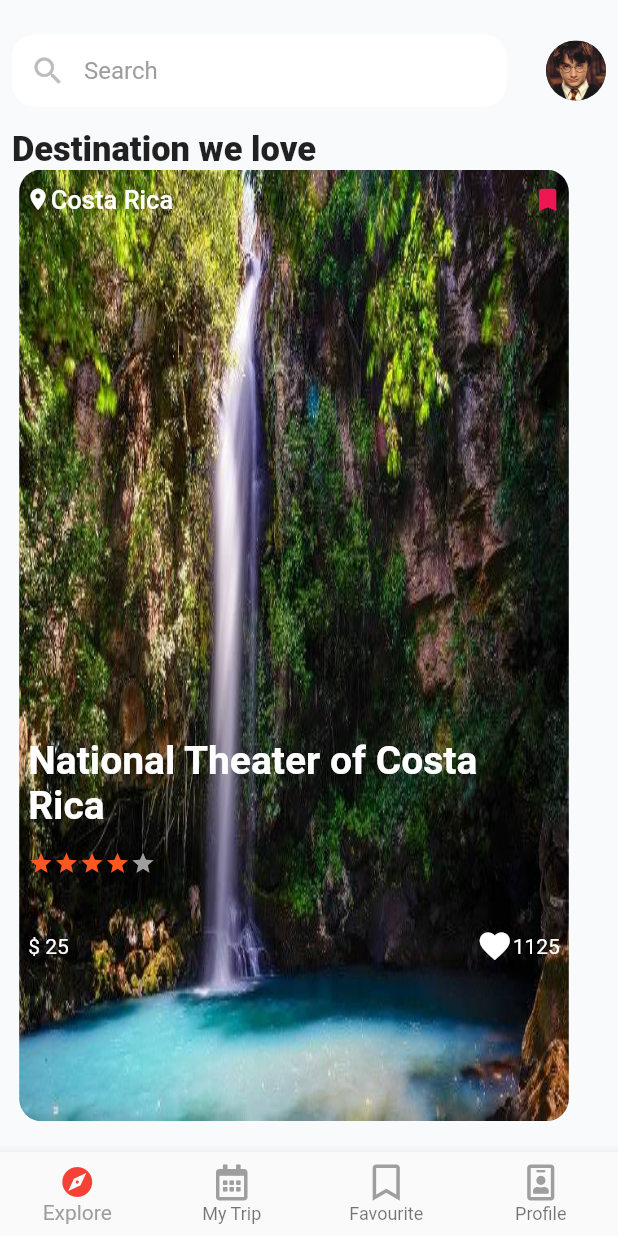
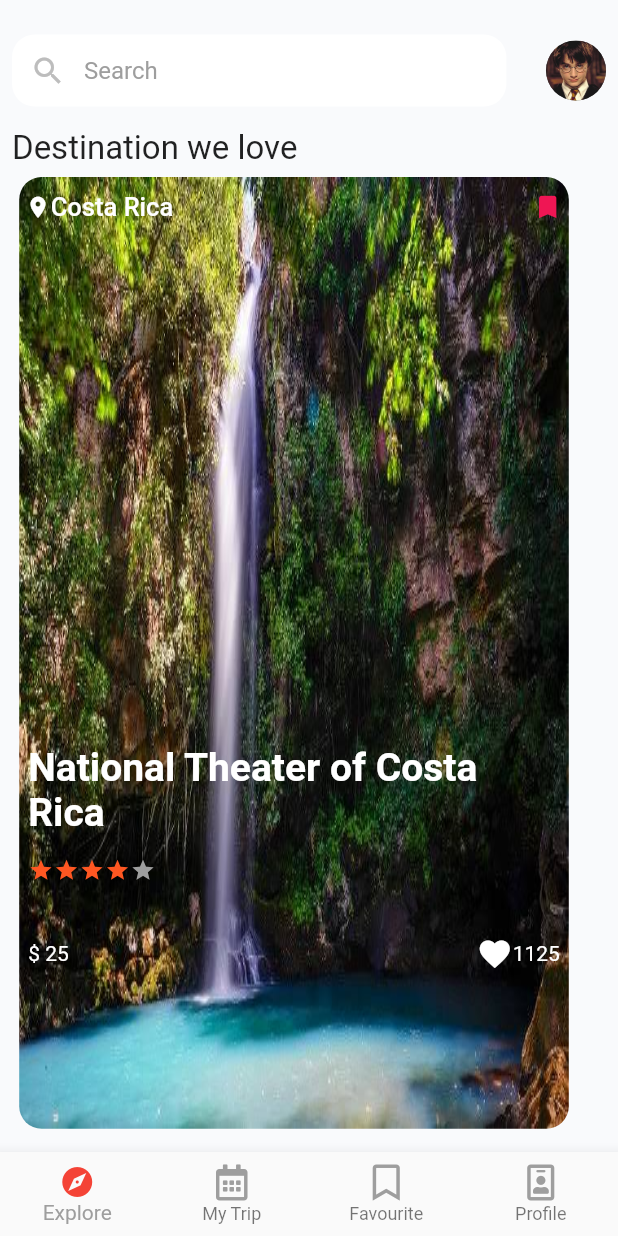
Before and after one commit to aliaafci/easy-travel-app, a Flutter app: the DiscoverNewPlace screen opened by its route, on a phone screen of 412 x 824 dp. Run offline on Flutter 3.47's test engine with Material 2 defaults, Android fonts, the phone set to English and light mode, and no system bars; drawn by our look-alikes of carousel_slider; our stand-ins replace font_awesome_flutter.

Commit message:
[Technical][easy-travel] [discover_new_place] add missing labels

```diff
--- a/lib/screens/discover_new_place.dart
+++ b/lib/screens/discover_new_place.dart
@@ -21,19 +21,7 @@ class _DiscoverNewPlaceState extends State<DiscoverNewPlace> {
                 child: ListView(
                   children: <Widget>[
                     _locationDeatilsTop(context),
-                  Row(
-                    mainAxisAlignment: MainAxisAlignment.spaceBetween,
-                    children: <Widget>[
-                      Text(
-                        S.of(context).destination_we_love_lbl,
-                        style: TextStyle(
-                          fontSize: 23,
-                          fontWeight: FontWeight.w800,
-                        ),
-                      ),
-
-                    ],
-                  ),
+                  _discoberPlaceHint(context),
                     CarouselStarRateDetails(),
                   ],
                 ),
@@ -43,6 +31,25 @@ class _DiscoverNewPlaceState extends State<DiscoverNewPlace> {
           bottomNavigationBar: CustomTabBar(),
         ),
       ],
+    );
+  }
+
+   _discoberPlaceHint(BuildContext context) {
+    return Padding(
+      padding: const EdgeInsets.only(bottom: 6.0),
+      child: Row(
+                    mainAxisAlignment: MainAxisAlignment.spaceBetween,
+                    children: <Widget>[
+                      Text(
+                        S.of(context).destination_we_love_lbl,
+                        style: TextStyle(
+                          fontSize: 22,
+                          fontWeight: FontWeight.w400,
+                        ),
+                      ),
+
+                    ],
+                  ),
     );
   }
 
--- a/res/values/strings_en.arb
+++ b/res/values/strings_en.arb
@@ -6,7 +6,8 @@
   "destination_we_love_lbl": "Destination we love ",
   "view_all_lbl": "View all",
   "deals_lbl": "Deals",
-  "search_lbl": "Search"
+  "search_lbl": "Search",
+  "discover_new_place": "Discover new places"
 
 
 }
```
Also changed, not shown: lib/generated/i18n.dart.
